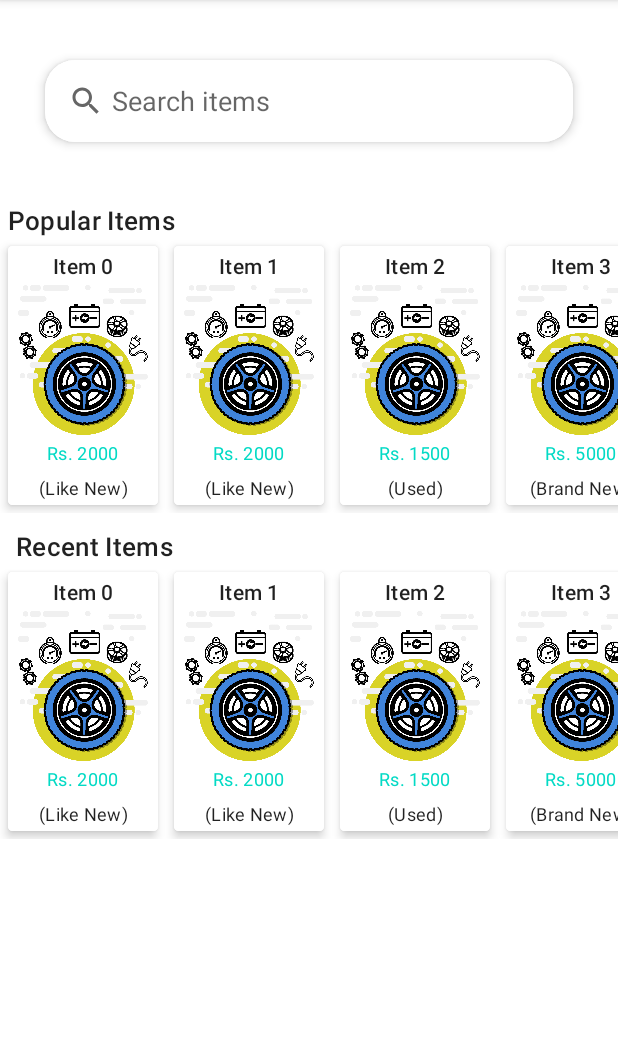
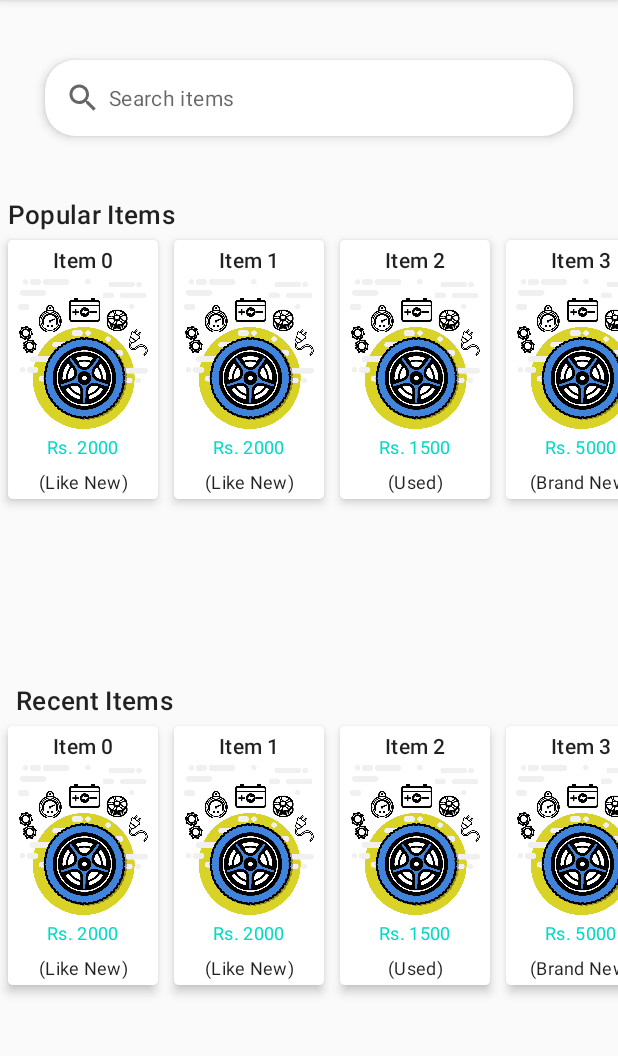
Before and after one commit to Amit-Shrestha3/autopart, an Android app: the screen it shows after launch (MainActivity), on a phone screen of 412 x 824 dp, the part 84-1140 px from its top. Run offline under Robolectric (Android 15) with nearby library versions, the phone set to English and light mode, and no system bars; our stand-ins replace Picasso.

Commit message:
modified colors, strings, themes xml

```diff
--- a/app/src/main/res/layout/activity_main.xml
+++ b/app/src/main/res/layout/activity_main.xml
@@ -48,7 +48,7 @@
                 android:layout_width="match_parent"
                 android:layout_height="match_parent"
                 android:orientation="horizontal"
-                android:padding="10dp">
+                android:padding="8dp">
 
                 <ImageView
                     android:id="@+id/search_icon"
@@ -65,6 +65,7 @@
                     android:layout_width="0dp"
                     android:layout_height="match_parent"
                     android:hint="@string/search_items"
+                    android:textAppearance="@style/TextAppearance.MaterialComponents.Body2"
                     android:inputType="text"
                     android:background="@android:color/transparent"
                     android:lines="1"
@@ -100,7 +101,7 @@
         <androidx.recyclerview.widget.RecyclerView
             android:id="@+id/popular_recycler_items"
             android:layout_width="match_parent"
-            android:layout_height="wrap_content"
+            android:layout_height="0dp"
             app:layout_constraintTop_toBottomOf="@id/popular_items_text"
             app:layout_constraintStart_toStartOf="@id/popular_items_text"
             app:layout_constraintEnd_toEndOf="parent"
@@ -122,10 +123,11 @@
         <androidx.recyclerview.widget.RecyclerView
             android:id="@+id/recent_recycler_items"
             android:layout_width="match_parent"
-            android:layout_height="wrap_content"
+            android:layout_height="0dp"
             app:layout_constraintTop_toBottomOf="@id/recent_items_text"
             app:layout_constraintStart_toStartOf="@id/popular_recycler_items"
-            app:layout_constraintEnd_toEndOf="parent"/>
+            app:layout_constraintEnd_toEndOf="parent"
+            app:layout_constraintBottom_toBottomOf="parent"/>
 
     </androidx.constraintlayout.widget.ConstraintLayout>
 
--- a/app/src/main/res/values/colors.xml
+++ b/app/src/main/res/values/colors.xml
@@ -6,5 +6,6 @@
     <color name="teal_700">#FF018786</color>
     <color name="black">#FF000000</color>
     <color name="light_black">#212121</color>
+    <color name="light_white">#FAFAFA</color>
     <color name="white">#FFFFFFFF</color>
 </resources>
--- a/app/src/main/res/values/strings.xml
+++ b/app/src/main/res/values/strings.xml
@@ -32,4 +32,5 @@
     <string name="update">Update</string>
     <string name="address_txt">Address:</string>
     <string name="address">Address</string>
+    <string name="searched_items">Searched Items</string>
 </resources>
```
Also changed, not shown: app/src/main/res/values/themes.xml (+1 -8 lines).
